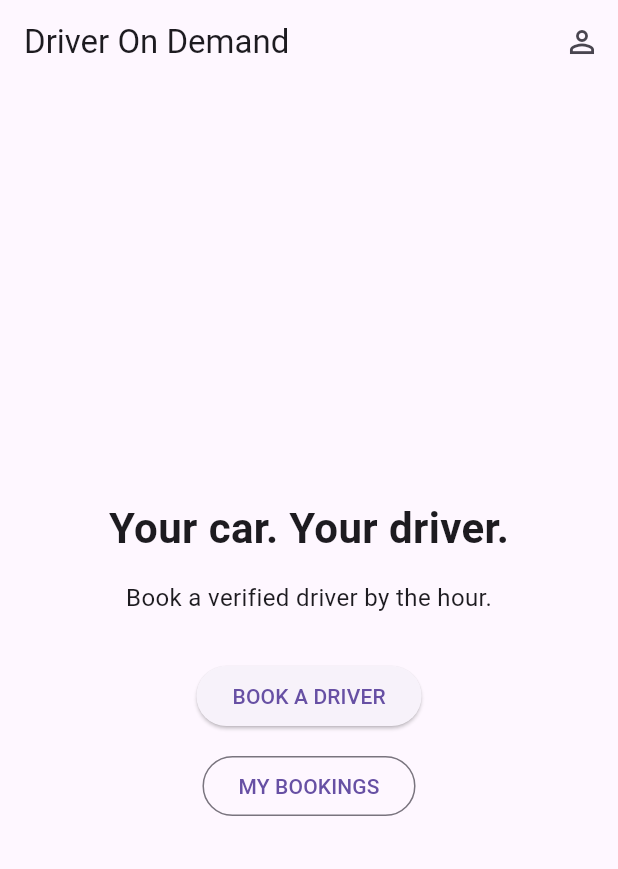
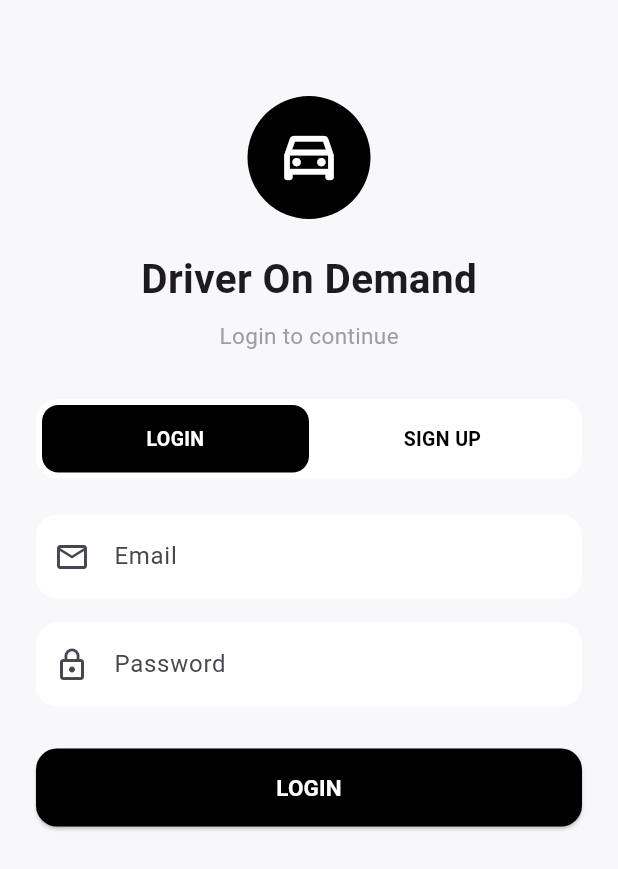
Before and after one commit to Jyotsnakapoor123/Driver-on-Demand, a Flutter app: the screen it shows after launch, on a phone screen of 412 x 824 dp. Shown: the top 869 px of the screen. Run offline on Flutter 3.47's test engine with Material 3 defaults, Android fonts, the phone set to English and light mode, and no system bars; our stand-ins replace geolocator, shared_preferences; missing offline and left inert: mappls_gl.

Commit message:
feat: add login and signup authentication

```diff
--- /dev/null
+++ b/lib/auth_screen.dart
@@ -0,0 +1,423 @@
+import 'package:flutter/material.dart';
+import 'auth_storage.dart';
+import 'profile_storage.dart';
+
+class AuthScreen extends StatefulWidget {
+  final VoidCallback onAuthSuccess;
+
+  const AuthScreen({
+    super.key,
+    required this.onAuthSuccess,
+  });
+
+  @override
+  State<AuthScreen> createState() => _AuthScreenState();
+}
+
+class _AuthScreenState extends State<AuthScreen> {
+  bool isLogin = true;
+
+  final _loginEmailController = TextEditingController();
+  final _loginPasswordController = TextEditingController();
+
+  final _nameController = TextEditingController();
+  final _signupEmailController = TextEditingController();
+  final _phoneController = TextEditingController();
+  final _signupPasswordController = TextEditingController();
+  final _confirmPasswordController = TextEditingController();
+
+  @override
+  void dispose() {
+    _loginEmailController.dispose();
+    _loginPasswordController.dispose();
+    _nameController.dispose();
+    _signupEmailController.dispose();
+    _phoneController.dispose();
+    _signupPasswordController.dispose();
+    _confirmPasswordController.dispose();
+    super.dispose();
+  }
+
+  Future<void> _login() async {
+    final email = _loginEmailController.text.trim();
+    final password = _loginPasswordController.text;
+
+    if (email.isEmpty) {
+      _showError('Please enter your email.');
+      return;
+    }
+
+    if (!email.contains('@')) {
+      _showError('Please enter a valid email.');
+      return;
+    }
+
+    if (password.isEmpty) {
+      _showError('Please enter your password.');
+      return;
+    }
+
+    final success = await AuthStorage.login(
+      email: email,
+      password: password,
+    );
+
+    if (!mounted) {
+      return;
+    }
+
+    if (success) {
+      widget.onAuthSuccess();
+    } else {
+      _showError('Incorrect email or password.');
+    }
+  }
+
+  Future<void> _signup() async {
+    final name = _nameController.text.trim();
+    final email = _signupEmailController.text.trim();
+    final phone = _phoneController.text.trim();
+    final password = _signupPasswordController.text;
+    final confirmPassword = _confirmPasswordController.text;
+
+    if (name.isEmpty) {
+      _showError('Please enter your name.');
+      return;
+    }
+
+    if (email.isEmpty || !email.contains('@')) {
+      _showError('Please enter a valid email.');
+      return;
+    }
+
+    if (phone.isEmpty || phone.length < 10) {
+      _showError('Please enter a valid phone number.');
+      return;
+    }
+
+    if (password.length < 6) {
+      _showError('Password must be at least 6 characters.');
+      return;
+    }
+
+    if (password != confirmPassword) {
+      _showError('Passwords do not match.');
+      return;
+    }
+
+    final accountExists = await AuthStorage.hasAccount();
+
+    if (!mounted) {
+      return;
+    }
+
+    if (accountExists) {
+      _showError('An account already exists. Please login.');
+      return;
+    }
+
+    await AuthStorage.signup(
+      email: email,
+      password: password,
+    );
+
+    await ProfileStorage.saveProfile(
+      name: name,
+      email: email,
+      phone: phone,
+    );
+
+    if (!mounted) {
+      return;
+    }
+
+    widget.onAuthSuccess();
+  }
+
+  void _showError(String message) {
+    ScaffoldMessenger.of(context).showSnackBar(
+      SnackBar(
+        content: Text(message),
+      ),
+    );
+  }
+
+  @override
+  Widget build(BuildContext context) {
+    return Scaffold(
+      backgroundColor: const Color(0xFFF8F8FA),
+      body: SafeArea(
+        child: SingleChildScrollView(
+          padding: const EdgeInsets.all(24),
+          child: Column(
+            children: [
+              const SizedBox(height: 40),
+              Container(
+                width: 82,
+                height: 82,
+                decoration: const BoxDecoration(
+                  color: Colors.black,
+                  shape: BoxShape.circle,
+                ),
+                child: const Icon(
+                  Icons.drive_eta_outlined,
+                  size: 44,
+                  color: Colors.white,
+                ),
+              ),
+              const SizedBox(height: 20),
+              const Text(
+                'Driver On Demand',
+                style: TextStyle(
+                  fontSize: 27,
+                  fontWeight: FontWeight.bold,
+                ),
+              ),
+              const SizedBox(height: 8),
+              Text(
+                isLogin
+                    ? 'Login to continue'
+                    : 'Create your account',
+                style: const TextStyle(
+                  fontSize: 15,
+                  color: Colors.grey,
+                ),
+              ),
+              const SizedBox(height: 32),
+              Container(
+                padding: const EdgeInsets.all(4),
+                decoration: BoxDecoration(
+                  color: Colors.white,
+                  borderRadius: BorderRadius.circular(14),
+                ),
+                child: Row(
+                  children: [
+                    Expanded(
+                      child: _TabButton(
+                        title: 'LOGIN',
+                        selected: isLogin,
+                        onTap: () {
+                          setState(() {
+                            isLogin = true;
+                          });
+                        },
+                      ),
+                    ),
+                    Expanded(
+                      child: _TabButton(
+                        title: 'SIGN UP',
+                        selected: !isLogin,
+                        onTap: () {
+                          setState(() {
+                            isLogin = false;
+                          });
+                        },
+                      ),
+                    ),
+                  ],
+                ),
+              ),
+              const SizedBox(height: 24),
+              if (isLogin) _buildLoginForm() else _buildSignupForm(),
+            ],
+          ),
+        ),
+      ),
+    );
+  }
+
+  Widget _buildLoginForm() {
+    return Column(
+      children: [
+        _InputField(
+          controller: _loginEmailController,
+          label: 'Email',
+          hint: 'Enter your email',
+          icon: Icons.email_outlined,
+          keyboardType: TextInputType.emailAddress,
+        ),
+        const SizedBox(height: 16),
+        _InputField(
+          controller: _loginPasswordController,
+          label: 'Password',
+          hint: 'Enter your password',
+          icon: Icons.lock_outline,
+          obscureText: true,
+        ),
+        const SizedBox(height: 28),
+        _PrimaryButton(
+          title: 'LOGIN',
+          onPressed: _login,
+        ),
+      ],
+    );
+  }
+
+  Widget _buildSignupForm() {
+    return Column(
+      children: [
+        _InputField(
+          controller: _nameController,
+          label: 'Name',
+          hint: 'Enter your name',
+          icon: Icons.person_outline,
+        ),
+        const SizedBox(height: 16),
+        _InputField(
+          controller: _signupEmailController,
+          label: 'Email',
+          hint: 'Enter your email',
+          icon: Icons.email_outlined,
+          keyboardType: TextInputType.emailAddress,
+        ),
+        const SizedBox(height: 16),
+        _InputField(
+          controller: _phoneController,
+          label: 'Phone',
+          hint: 'Enter your phone number',
+          icon: Icons.phone_outlined,
+          keyboardType: TextInputType.phone,
+        ),
+        const SizedBox(height: 16),
+        _InputField(
+          controller: _signupPasswordController,
+          label: 'Password',
+          hint: 'Minimum 6 characters',
+          icon: Icons.lock_outline,
+          obscureText: true,
+        ),
+        const SizedBox(height: 16),
+        _InputField(
+          controller: _confirmPasswordController,
+          label: 'Confirm Password',
+          hint: 'Re-enter your password',
+          icon: Icons.lock_outline,
+          obscureText: true,
+        ),
+        const SizedBox(height: 28),
+        _PrimaryButton(
+          title: 'CREATE ACCOUNT',
+          onPressed: _signup,
+        ),
+      ],
+    );
+  }
+}
+
+class _TabButton extends StatelessWidget {
+  final String title;
+  final bool selected;
+  final VoidCallback onTap;
+
+  const _TabButton({
+    required this.title,
+    required this.selected,
+    required this.onTap,
+  });
+
+  @override
+  Widget build(BuildContext context) {
+    return GestureDetector(
+      onTap: onTap,
+      child: Container(
+        padding: const EdgeInsets.symmetric(vertical: 13),
+        decoration: BoxDecoration(
+          color: selected ? Colors.black : Colors.transparent,
+          borderRadius: BorderRadius.circular(11),
+        ),
+        child: Text(
+          title,
+          textAlign: TextAlign.center,
+          style: TextStyle(
+            color: selected ? Colors.white : Colors.black,
+            fontWeight: FontWeight.bold,
+            fontSize: 13,
+          ),
+        ),
+      ),
+    );
+  }
+}
+
+class _PrimaryButton extends StatelessWidget {
+  final String title;
+  final VoidCallback onPressed;
+
+  const _PrimaryButton({
+    required this.title,
+    required this.onPressed,
+  });
+
+  @override
+  Widget build(BuildContext context) {
+    return SizedBox(
+      width: double.infinity,
+      height: 52,
+      child: ElevatedButton(
+        onPressed: onPressed,
+        style: ElevatedButton.styleFrom(
+          backgroundColor: Colors.black,
+          foregroundColor: Colors.white,
+          shape: RoundedRectangleBorder(
+            borderRadius: BorderRadius.circular(14),
+          ),
+        ),
+        child: Text(
+          title,
+          style: const TextStyle(
+            fontSize: 15,
+            fontWeight: FontWeight.bold,
+          ),
+        ),
+      ),
+    );
+  }
+}
+
+class _InputField extends StatelessWidget {
+  final TextEditingController controller;
+  final String label;
+  final String hint;
+  final IconData icon;
+  final TextInputType keyboardType;
+  final bool obscureText;
+
+  const _InputField({
+    required this.controller,
+    required this.label,
+    required this.hint,
+    required this.icon,
+    this.keyboardType = TextInputType.text,
+    this.obscureText = false,
+  });
+
+  @override
+  Widget build(BuildContext context) {
+    return TextField(
+      controller: controller,
+      keyboardType: keyboardType,
+      obscureText: obscureText,
+      decoration: InputDecoration(
+        labelText: label,
+        hintText: hint,
+        prefixIcon: Icon(icon),
+        filled: true,
+        fillColor: Colors.white,
+        border: OutlineInputBorder(
+          borderRadius: BorderRadius.circular(14),
+          borderSide: BorderSide.none,
+        ),
+        enabledBorder: OutlineInputBorder(
+          borderRadius: BorderRadius.circular(14),
+          borderSide: BorderSide.none,
+        ),
+        focusedBorder: OutlineInputBorder(
+          borderRadius: BorderRadius.circular(14),
+          borderSide: const BorderSide(
+            color: Colors.black,
+          ),
+        ),
+      ),
+    );
+  }
+}
--- /dev/null
+++ b/lib/auth_storage.dart
@@ -0,0 +1,59 @@
+import 'package:shared_preferences/shared_preferences.dart';
+
+class AuthStorage {
+  static const String _emailKey = 'auth_email';
+  static const String _passwordKey = 'auth_password';
+  static const String _loggedInKey = 'is_logged_in';
+
+  static Future<bool> hasAccount() async {
+    final preferences = await SharedPreferences.getInstance();
+
+    final email = preferences.getString(_emailKey);
+    final password = preferences.getString(_passwordKey);
+
+    return email != null &&
+        email.isNotEmpty &&
+        password != null &&
+        password.isNotEmpty;
+  }
+
+  static Future<bool> login({
+    required String email,
+    required String password,
+  }) async {
+    final preferences = await SharedPreferences.getInstance();
+
+    final savedEmail = preferences.getString(_emailKey);
+    final savedPassword = preferences.getString(_passwordKey);
+
+    if (savedEmail == email && savedPassword == password) {
+      await preferences.setBool(_loggedInKey, true);
+      return true;
+    }
+
+    return false;
+  }
+
+  static Future<void> signup({
+    required String email,
+    required String password,
+  }) async {
+    final preferences = await SharedPreferences.getInstance();
+
+    await preferences.setString(_emailKey, email);
+    await preferences.setString(_passwordKey, password);
+    await preferences.setBool(_loggedInKey, true);
+  }
+
+  static Future<bool> isLoggedIn() async {
+    final preferences = await SharedPreferences.getInstance();
+
+    return preferences.getBool(_loggedInKey) ?? false;
+  }
+
+  static Future<void> logout() async {
+    final preferences = await SharedPreferences.getInstance();
+
+    await preferences.setBool(_loggedInKey, false);
+  }
+}
--- a/lib/main.dart
+++ b/lib/main.dart
@@ -1,4 +1,7 @@
 import 'package:flutter/material.dart';
+
+import 'auth_screen.dart';
+import 'auth_storage.dart';
 import 'booking_screen.dart';
 import 'my_bookings_screen.dart';
 import 'profile_screen.dart';
@@ -15,8 +18,64 @@ class DriverOnDemandApp extends StatelessWidget {
     return MaterialApp(
       debugShowCheckedModeBanner: false,
       title: 'Driver On Demand',
-      home: const HomeScreen(),
+      theme: ThemeData(
+        colorScheme: ColorScheme.fromSeed(
+          seedColor: Colors.deepPurple,
+        ),
+        useMaterial3: true,
+      ),
+      home: const AuthGate(),
     );
+  }
+}
+
+class AuthGate extends StatefulWidget {
+  const AuthGate({super.key});
+
+  @override
+  State<AuthGate> createState() => _AuthGateState();
+}
+
+class _AuthGateState extends State<AuthGate> {
+  bool? isLoggedIn;
+
+  @override
+  void initState() {
+    super.initState();
+    checkLogin();
+  }
+
+  Future<void> checkLogin() async {
+    final loggedIn = await AuthStorage.isLoggedIn();
+
+    if (!mounted) return;
+
+    setState(() {
+      isLoggedIn = loggedIn;
+    });
+  }
+
+  @override
+  Widget build(BuildContext context) {
+    if (isLoggedIn == null) {
+      return const Scaffold(
+        body: Center(
+          child: CircularProgressIndicator(),
+        ),
+      );
+    }
+
+    if (!isLoggedIn!) {
+      return AuthScreen(
+        onAuthSuccess: () {
+          setState(() {
+            isLoggedIn = true;
+          });
+        },
+      );
+    }
+
+    return const HomeScreen();
   }
 }
 
@@ -31,12 +90,11 @@ class HomeScreen extends StatelessWidget {
         actions: [
           IconButton(
             icon: const Icon(Icons.person_outline),
-            tooltip: 'Profile',
             onPressed: () {
               Navigator.push(
                 context,
                 MaterialPageRoute(
-                  builder: (context) => const ProfileScreen(),
+                  builder: (_) => const ProfileScreen(),
                 ),
               );
             },
@@ -50,42 +108,34 @@ class HomeScreen extends StatelessWidget {
             const Text(
               'Your car. Your driver.',
               style: TextStyle(
-                fontSize: 28,
+                fontSize: 30,
                 fontWeight: FontWeight.bold,
               ),
             ),
-
-            const SizedBox(height: 15),
-
+            const SizedBox(height: 16),
             const Text(
               'Book a verified driver by the hour.',
-              style: TextStyle(
-                fontSize: 16,
-              ),
+              style: TextStyle(fontSize: 18),
             ),
-
-            const SizedBox(height: 30),
-
+            const SizedBox(height: 40),
             ElevatedButton(
               onPressed: () {
                 Navigator.push(
                   context,
                   MaterialPageRoute(
-                    builder: (context) => const BookingScreen(),
+                    builder: (_) => const BookingScreen(),
                   ),
                 );
               },
               child: const Text('BOOK A DRIVER'),
             ),
-
-            const SizedBox(height: 12),
-
+            const SizedBox(height: 20),
             OutlinedButton(
               onPressed: () {
                 Navigator.push(
                   context,
                   MaterialPageRoute(
-                    builder: (context) => const MyBookingsScreen(),
+                    builder: (_) => const MyBookingsScreen(),
                   ),
                 );
               },
```
